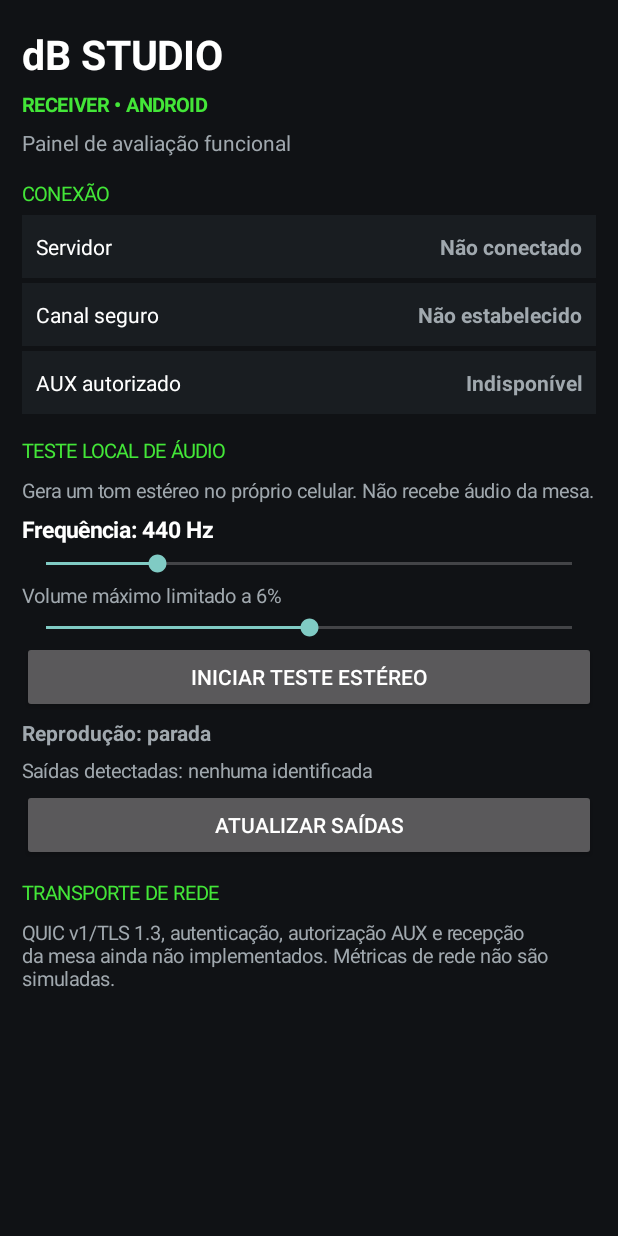
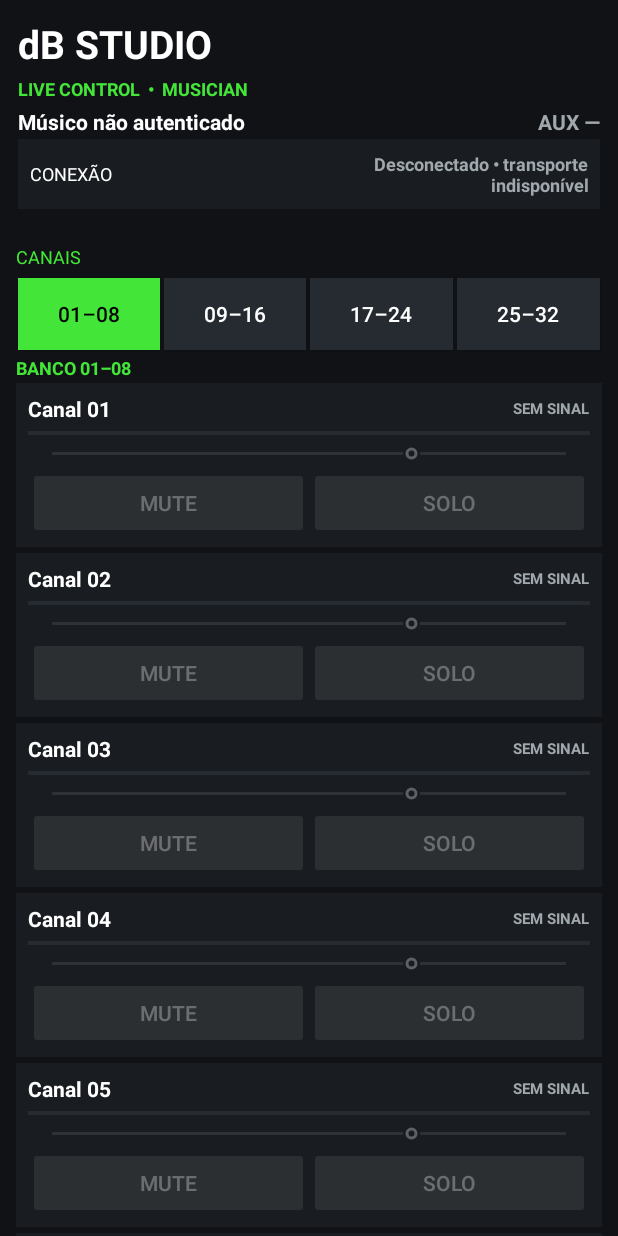
Before and after one commit to DbStudioProducers/dB-Studio-Windows, an Android app: the screen it shows after launch (MainActivity), on a phone screen of 412 x 824 dp. Run offline under Robolectric (Android 15) with nearby library versions, the phone set to English and light mode, and no system bars; 1 statement that could not run was skipped.

Commit message:
feat(android): align musician screen with Live Control layout

```diff
--- a/mobile/android/app/src/main/java/com/dbstudio/receiverbench/MainActivity.kt
+++ b/mobile/android/app/src/main/java/com/dbstudio/receiverbench/MainActivity.kt
@@ -6,63 +6,130 @@ import android.graphics.Color
 import android.media.*
 import android.os.Bundle
 import android.view.Gravity
+import android.view.View
 import android.view.ViewGroup
 import android.widget.*
 import java.util.concurrent.atomic.AtomicBoolean
 import kotlin.math.PI
 import kotlin.math.sin
 
-/** Local stereo output test only. Network receiver is not implemented. */
+/**
+ * Musician-screen layout prototype following LIVE_CONTROL_UI_SPEC.
+ * Remote controls remain disabled until authenticated server transport exists.
+ * Local tone is a device output diagnostic, not a received monitor mix.
+ */
 class MainActivity : Activity() {
     private val bg = 0xFF101215.toInt()
     private val panel = 0xFF191D21.toInt()
+    private val panel2 = 0xFF252B30.toInt()
     private val green = 0xFF43E638.toInt()
     private val muted = 0xFFA0A8AE.toInt()
     private lateinit var audioManager: AudioManager
     private lateinit var playButton: Button
     private lateinit var playback: TextView
     private lateinit var route: TextView
-    private lateinit var frequencyLabel: TextView
+    private lateinit var channelList: LinearLayout
+    private lateinit var bankButtons: List<Button>
+    private lateinit var bankStatus: TextView
     private var track: AudioTrack? = null
     private val running = AtomicBoolean(false)
     @Volatile private var frequency = 440
-    @Volatile private var amplitude = 0.06
+    @Volatile private var amplitude = 0.03
+
+    private var selectedBank = 0
+    private val channelNames = Array(32) { "Canal " + (it + 1).toString().padStart(2, '0') }
 
     override fun onCreate(savedInstanceState: Bundle?) {
         super.onCreate(savedInstanceState)
         audioManager = getSystemService(Context.AUDIO_SERVICE) as AudioManager
         val root = LinearLayout(this).apply {
             orientation = LinearLayout.VERTICAL
-            setPadding(22, 22, 22, 22)
             setBackgroundColor(bg)
         }
-        root.addView(label("dB STUDIO", 27, Color.WHITE, true))
-        root.addView(label("RECEIVER • ANDROID", 13, green, true))
-        root.addView(label("Painel de avaliação funcional", 14, muted))
-        root.addView(section("CONEXÃO"))
-        root.addView(metric("Servidor", "Não conectado"))
-        root.addView(metric("Canal seguro", "Não estabelecido"))
-        root.addView(metric("AUX autorizado", "Indisponível"))
-        root.addView(section("TESTE LOCAL DE ÁUDIO"))
-        root.addView(label("Gera um tom estéreo no próprio celular. Não recebe áudio da mesa.", 13, muted))
-        frequencyLabel = label("Frequência: 440 Hz", 15, Color.WHITE, true)
-        root.addView(frequencyLabel)
-        root.addView(SeekBar(this).apply {
-            max = 19
-            progress = 4
+        val header = LinearLayout(this).apply {
+            orientation = LinearLayout.VERTICAL
+            setPadding(18, 14, 18, 10)
+            setBackgroundColor(bg)
+        }
+        header.addView(label("dB STUDIO", 26, Color.WHITE, true))
+        header.addView(label("LIVE CONTROL  •  MUSICIAN", 12, green, true))
+        val identity = LinearLayout(this).apply { orientation = LinearLayout.HORIZONTAL; gravity = Gravity.CENTER_VERTICAL }
+        identity.addView(label("Músico não autenticado", 14, Color.WHITE, true),
+            LinearLayout.LayoutParams(0, ViewGroup.LayoutParams.WRAP_CONTENT, 1f))
+        identity.addView(label("AUX —", 14, muted, true))
+        header.addView(identity)
+        header.addView(metric("CONEXÃO", "Desconectado • transporte indisponível"))
+        root.addView(header)
+
+        val scroll = ScrollView(this).apply { fillViewport = true }
+        val content = LinearLayout(this).apply {
+            orientation = LinearLayout.VERTICAL
+            setPadding(16, 4, 16, 16)
+            setBackgroundColor(bg)
+        }
+        content.addView(section("CANAIS"))
+        val banks = LinearLayout(this).apply { orientation = LinearLayout.HORIZONTAL; weightSum = 4f }
+        val buttons = ArrayList<Button>()
+        val ranges = listOf("01–08", "09–16", "17–24", "25–32")
+        for (i in 0..3) {
+            val b = Button(this).apply {
+                text = ranges[i]
+                isAllCaps = false
+                isEnabled = true
+                setOnClickListener { selectBank(i) }
+            }
+            buttons.add(b)
+            banks.addView(b, LinearLayout.LayoutParams(0, ViewGroup.LayoutParams.WRAP_CONTENT, 1f).apply {
+                setMargins(2, 2, 2, 2)
+            })
+        }
+        bankButtons = buttons
+        content.addView(banks)
+        bankStatus = label("BANCO 01–08", 12, green, true)
+        content.addView(bankStatus)
+        channelList = LinearLayout(this).apply { orientation = LinearLayout.VERTICAL }
+        content.addView(channelList)
+        content.addView(section("MASTER AUX"))
+        content.addView(metric("Mix pessoal", "Aguardando atribuição do servidor"))
+        val master = LinearLayout(this).apply {
+            orientation = LinearLayout.VERTICAL
+            setPadding(12, 10, 12, 10)
+            setBackgroundColor(panel)
+        }
+        master.addView(label("Nível master", 14, Color.WHITE, true))
+        master.addView(SeekBar(this).apply { max = 100; progress = 70; isEnabled = false })
+        val masterButtons = LinearLayout(this).apply { orientation = LinearLayout.HORIZONTAL }
+        masterButtons.addView(Button(this).apply { text = "MUTE"; isEnabled = false },
+            LinearLayout.LayoutParams(0, ViewGroup.LayoutParams.WRAP_CONTENT, 1f))
+        masterButtons.addView(Button(this).apply { text = "EQ"; isEnabled = false },
+            LinearLayout.LayoutParams(0, ViewGroup.LayoutParams.WRAP_CONTENT, 1f))
+        master.addView(masterButtons)
+        content.addView(master)
+        content.addView(section("SAÍDA DE ÁUDIO"))
+        route = label("Saída: verificando…", 13, muted)
+        content.addView(route)
+        content.addView(Button(this).apply {
+            text = "Atualizar saída"
+            setOnClickListener { refreshRoute() }
+        })
+        content.addView(section("DIAGNÓSTICO LOCAL"))
+        content.addView(label("O teste abaixo gera um tom no próprio telefone. Não é áudio recebido do Desktop Server.", 12, muted))
+        val freqLabel = label("Frequência: 440 Hz", 13, Color.WHITE, true)
+        content.addView(freqLabel)
+        content.addView(SeekBar(this).apply {
+            max = 19; progress = 4
             setOnSeekBarChangeListener(object : SeekBar.OnSeekBarChangeListener {
                 override fun onProgressChanged(s: SeekBar?, p: Int, user: Boolean) {
                     frequency = 220 + p * 55
-                    frequencyLabel.text = "Frequência: " + frequency + " Hz"
+                    freqLabel.text = "Frequência: " + frequency + " Hz"
                 }
                 override fun onStartTrackingTouch(s: SeekBar?) {}
                 override fun onStopTrackingTouch(s: SeekBar?) {}
             })
         })
-        root.addView(label("Volume máximo limitado a 6%", 13, muted))
-        root.addView(SeekBar(this).apply {
-            max = 6
-            progress = 3
+        content.addView(label("Nível máximo limitado a 3%", 12, muted))
+        content.addView(SeekBar(this).apply {
+            max = 3; progress = 2
             setOnSeekBarChangeListener(object : SeekBar.OnSeekBarChangeListener {
                 override fun onProgressChanged(s: SeekBar?, p: Int, user: Boolean) { amplitude = p / 100.0 }
                 override fun onStartTrackingTouch(s: SeekBar?) {}
@@ -70,25 +137,60 @@ class MainActivity : Activity() {
             })
         })
         playButton = Button(this).apply {
-            text = "Iniciar teste estéreo"
+            text = "Iniciar teste local estéreo"
             setOnClickListener { if (running.get()) stopTone() else startTone() }
         }
-        root.addView(playButton)
-        playback = label("Reprodução: parada", 14, muted, true)
-        root.addView(playback)
-        route = label("Saída: verificando…", 13, muted)
-        root.addView(route)
-        root.addView(Button(this).apply {
-            text = "Atualizar saídas"
-            setOnClickListener { refreshRoute() }
-        })
-        root.addView(section("TRANSPORTE DE REDE"))
-        root.addView(label(
-            "QUIC v1/TLS 1.3, autenticação, autorização AUX e recepção da mesa ainda não implementados. Métricas de rede não são simuladas.",
-            13, muted
+        content.addView(playButton)
+        playback = label("Teste local: parado", 13, muted, true)
+        content.addView(playback)
+        content.addView(label(
+            "Controles de mixagem estão bloqueados porque ainda não existe sessão QUIC autenticada. Nenhum comando remoto é enviado.",
+            12, muted
+        ))
+        scroll.addView(content)
+        root.addView(scroll, LinearLayout.LayoutParams(
+            ViewGroup.LayoutParams.MATCH_PARENT, 0, 1f
         ))
         setContentView(root)
+        selectBank(0)
         refreshRoute()
+    }
+
+    private fun selectBank(bank: Int) {
+        selectedBank = bank.coerceIn(0, 3)
+        val first = selectedBank * 8 + 1
+        bankStatus.text = "BANCO " + first.toString().padStart(2, '0') + "–" + (first + 7).toString().padStart(2, '0')
+        bankButtons.forEachIndexed { index, button ->
+            button.setBackgroundColor(if (index == selectedBank) green else panel2)
+            button.setTextColor(if (index == selectedBank) Color.BLACK else Color.WHITE)
+        }
+        channelList.removeAllViews()
+        for (channel in first - 1 until first + 7) channelList.addView(channelStrip(channel))
+    }
+
+    private fun channelStrip(index: Int): View {
+        val card = LinearLayout(this).apply {
+            orientation = LinearLayout.VERTICAL
+            setPadding(12, 8, 12, 8)
+            setBackgroundColor(panel)
+        }
+        val heading = LinearLayout(this).apply { orientation = LinearLayout.HORIZONTAL; gravity = Gravity.CENTER_VERTICAL }
+        heading.addView(label(channelNames[index], 14, Color.WHITE, true),
+            LinearLayout.LayoutParams(0, ViewGroup.LayoutParams.WRAP_CONTENT, 1f))
+        heading.addView(label("SEM SINAL", 10, muted, true))
+        card.addView(heading)
+        card.addView(View(this).apply { setBackgroundColor(panel2) },
+            LinearLayout.LayoutParams(ViewGroup.LayoutParams.MATCH_PARENT, 4).apply { topMargin = 5; bottomMargin = 5 })
+        card.addView(SeekBar(this).apply { max = 100; progress = 70; isEnabled = false })
+        val actions = LinearLayout(this).apply { orientation = LinearLayout.HORIZONTAL }
+        actions.addView(Button(this).apply { text = "MUTE"; isEnabled = false },
+            LinearLayout.LayoutParams(0, ViewGroup.LayoutParams.WRAP_CONTENT, 1f))
+        actions.addView(Button(this).apply { text = "SOLO"; isEnabled = false },
+            LinearLayout.LayoutParams(0, ViewGroup.LayoutParams.WRAP_CONTENT, 1f))
+        card.addView(actions)
+        card.layoutParams = LinearLayout.LayoutParams(ViewGroup.LayoutParams.MATCH_PARENT, ViewGroup.LayoutParams.WRAP_CONTENT)
+            .apply { bottomMargin = 6 }
+        return card
     }
 
     private fun startTone() {
@@ -102,15 +204,13 @@ class MainActivity : Activity() {
                 .setContentType(AudioAttributes.CONTENT_TYPE_MUSIC).build())
             .setAudioFormat(AudioFormat.Builder().setEncoding(AudioFormat.ENCODING_PCM_16BIT)
                 .setSampleRate(rate).setChannelMask(AudioFormat.CHANNEL_OUT_STEREO).build())
-            .setBufferSizeInBytes(frames * 8)
-            .setTransferMode(AudioTrack.MODE_STREAM).build()
+            .setBufferSizeInBytes(frames * 8).setTransferMode(AudioTrack.MODE_STREAM).build()
         if (local.state != AudioTrack.STATE_INITIALIZED) {
-            local.release(); playback.text = "Falha ao iniciar dispositivo de áudio"; return
+            local.release(); playback.text = "Falha ao inicializar saída"; return
         }
-        track = local
-        running.set(true)
-        playButton.text = "Parar teste estéreo"
-        playback.text = "Reprodução: teste local ativo"
+        track = local; running.set(true)
+        playButton.text = "Parar teste local"
+        playback.text = "Teste local: reproduzindo"
         val worker = Thread {
             val pcm = ShortArray(frames * 2)
             var phase = 0.0
@@ -119,8 +219,7 @@ class MainActivity : Activity() {
                 val peak = (amplitude * 32767).toInt()
                 for (i in 0 until frames) {
                     val value = (sin(phase) * peak).toInt().toShort()
-                    pcm[i * 2] = value
-                    pcm[i * 2 + 1] = value
+                    pcm[i * 2] = value; pcm[i * 2 + 1] = value
                     phase += increment
                     if (phase >= 2.0 * PI) phase -= 2.0 * PI
                 }
@@ -129,24 +228,20 @@ class MainActivity : Activity() {
             runOnUiThread {
                 if (track === local) {
                     try { local.stop() } catch (_: IllegalStateException) {}
-                    local.release()
-                    track = null
-                    running.set(false)
-                    playButton.text = "Iniciar teste estéreo"
-                    playback.text = "Reprodução: parada"
+                    local.release(); track = null; running.set(false)
+                    playButton.text = "Iniciar teste local estéreo"
+                    playback.text = "Teste local: parado"
                 }
             }
         }
-        worker.name = "dBStudioTone"
-        worker.start()
-        local.play()
+        worker.name = "dBStudioLocalTone"; worker.start(); local.play()
     }
 
     private fun stopTone() {
         running.set(false)
         try { track?.stop() } catch (_: IllegalStateException) {}
-        playButton.text = "Iniciar teste estéreo"
-        playback.text = "Reprodução: parada"
+        playButton.text = "Iniciar teste local estéreo"
+        playback.text = "Teste local: parado"
     }
 
     private fun refreshRoute() {
@@ -161,8 +256,7 @@ class MainActivity : Activity() {
             }
             if (type == null) null else type + " (id " + d.id + ")"
         }
-        route.text = if (found.isEmpty()) "Saídas detectadas: nenhuma identificada" else
-            "Saídas detectadas: " + found.joinToString(" • ")
+        route.text = if (found.isEmpty()) "Saídas detectadas: nenhuma identificada" else "Saídas detectadas: " + found.joinToString(" • ")
     }
 
     override fun onDestroy() {
@@ -171,13 +265,13 @@ class MainActivity : Activity() {
     }
 
     private fun section(s: String) = TextView(this).apply {
-        text = s; setTextColor(green); textSize = 13f; setPadding(0, 18, 0, 8)
+        text = s; setTextColor(green); textSize = 12f; setPadding(0, 16, 0, 7)
     }
     private fun metric(name: String, value: String) = LinearLayout(this).apply {
         orientation = LinearLayout.HORIZONTAL; gravity = Gravity.CENTER_VERTICAL
-        setPadding(14, 12, 14, 12); setBackgroundColor(panel)
-        addView(label(name, 14, Color.WHITE), LinearLayout.LayoutParams(0, ViewGroup.LayoutParams.WRAP_CONTENT, 1f))
-        addView(label(value, 14, muted, true).apply { gravity = Gravity.END },
+        setPadding(12, 9, 12, 9); setBackgroundColor(panel)
+        addView(label(name, 12, Color.WHITE), LinearLayout.LayoutParams(0, ViewGroup.LayoutParams.WRAP_CONTENT, 1f))
+        addView(label(value, 12, muted, true).apply { gravity = Gravity.END },
             LinearLayout.LayoutParams(0, ViewGroup.LayoutParams.WRAP_CONTENT, 1f))
         layoutParams = LinearLayout.LayoutParams(ViewGroup.LayoutParams.MATCH_PARENT, ViewGroup.LayoutParams.WRAP_CONTENT)
             .apply { bottomMargin = 5 }
@@ -185,6 +279,6 @@ class MainActivity : Activity() {
     private fun label(s: String, size: Int, color: Int, bold: Boolean = false) = TextView(this).apply {
         text = s; textSize = size.toFloat(); setTextColor(color)
         if (bold) setTypeface(typeface, android.graphics.Typeface.BOLD)
-        setPadding(0, 5, 0, 5)
+        setPadding(0, 3, 0, 3)
     }
 }
```
